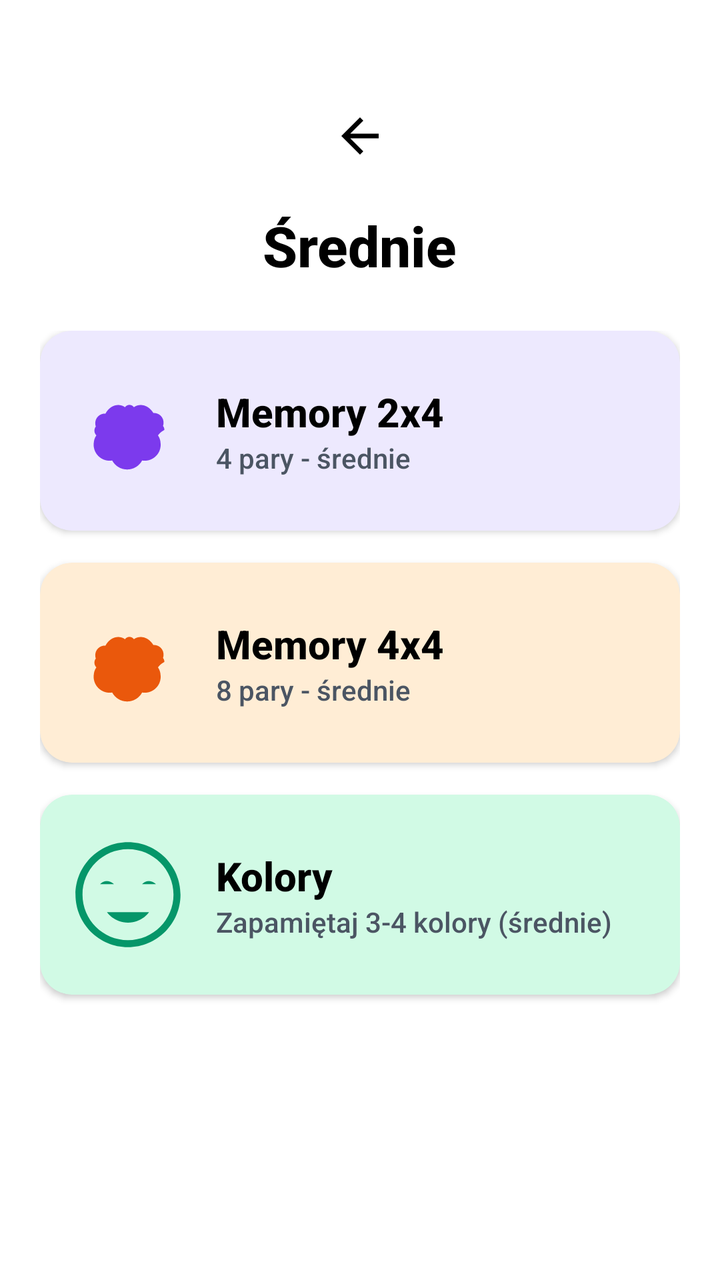
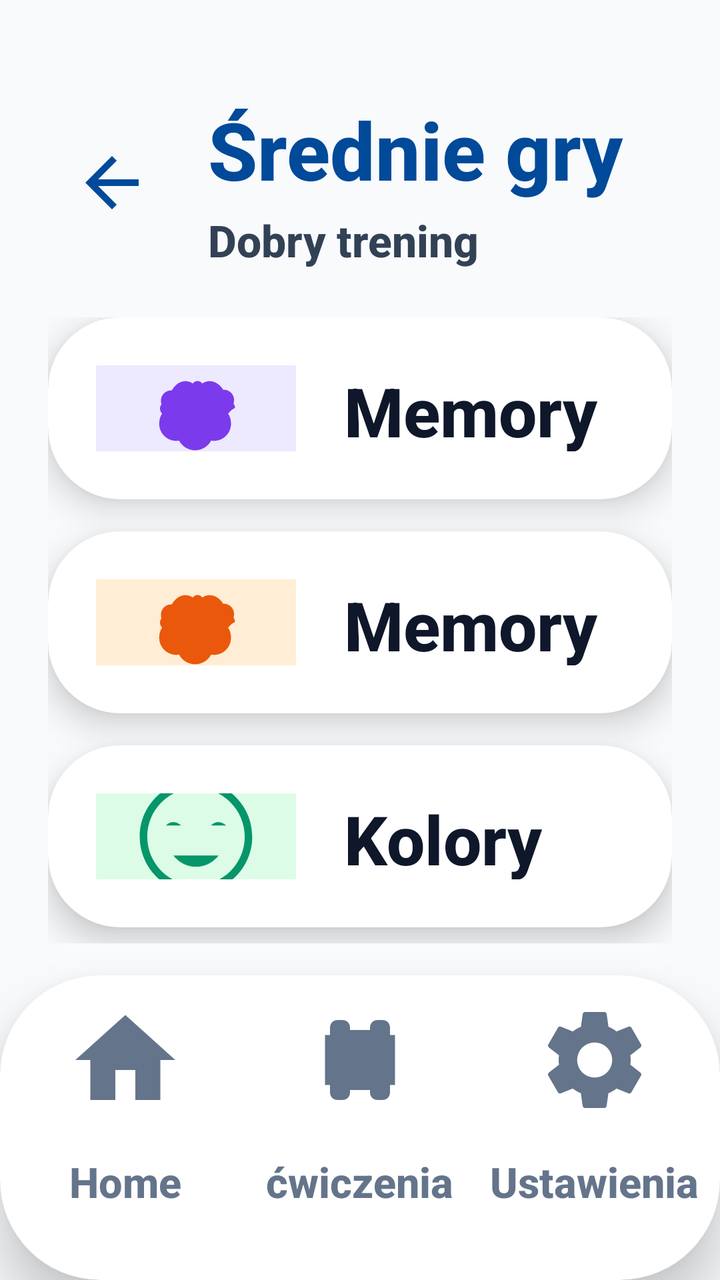

Compare the two renders of this Android layout. The source of the first and the diff that turns it into the second are given below.
<!-- AndroidManifest.xml: application theme Theme.Fitnessapp -->
<!-- res/layout/activity_medium_games.xml -->
<?xml version="1.0" encoding="utf-8"?>
<LinearLayout xmlns:android="http://schemas.android.com/apk/res/android"
    xmlns:app="http://schemas.android.com/apk/res-auto"
    android:layout_width="match_parent"
    android:layout_height="match_parent"
    android:background="@color/white"
    android:orientation="vertical"
    android:padding="20dp">

    
    <LinearLayout
        android:layout_width="match_parent"
        android:layout_height="wrap_content"
        android:gravity="center_horizontal"
        android:orientation="vertical"
        android:layout_marginTop="20dp">

        <ImageView
            android:id="@+id/btn_back"
            android:layout_width="56dp"
            android:layout_height="56dp"
            android:padding="14dp"
            android:src="@drawable/ic_back"
            app:tint="@color/black" />

        <TextView
            android:id="@+id/tv_title"
            android:layout_width="wrap_content"
            android:layout_height="wrap_content"
            android:layout_marginTop="8dp"
            android:text="Średnie"
            android:textColor="@color/black"
            android:textSize="28sp"
            android:textStyle="bold" />
    </LinearLayout>

    
    <LinearLayout
        android:layout_width="match_parent"
        android:layout_height="0dp"
        android:layout_weight="1"
        android:orientation="vertical"
        android:layout_marginTop="24dp"
        android:gravity="center_horizontal">

        
        <androidx.cardview.widget.CardView
            android:id="@+id/card_memory_2x4"
            android:layout_width="match_parent"
            android:layout_height="100dp"
            android:clickable="true"
            android:focusable="true"
            app:cardCornerRadius="16dp"
            app:cardElevation="2dp"
            app:cardBackgroundColor="@color/purple_bg"
            app:strokeColor="@color/purple_border"
            app:strokeWidth="2dp">

            <LinearLayout
                android:layout_width="match_parent"
                android:layout_height="match_parent"
                android:orientation="horizontal"
                android:padding="16dp"
                android:gravity="center_vertical">

                <ImageView
                    android:layout_width="56dp"
                    android:layout_height="56dp"
                    android:src="@drawable/ic_brain"
                    app:tint="@color/purple_icon" />

                <LinearLayout
                    android:layout_width="wrap_content"
                    android:layout_height="wrap_content"
                    android:layout_marginStart="16dp"
                    android:orientation="vertical">

                    <TextView
                        android:layout_width="wrap_content"
                        android:layout_height="wrap_content"
                        android:text="Memory 2x4"
                        android:textColor="@color/black"
                        android:textSize="20sp"
                        android:textStyle="bold" />

                    <TextView
                        android:layout_width="wrap_content"
                        android:layout_height="wrap_content"
                        android:text="4 pary - średnie"
                        android:textColor="@color/gray_text"
                        android:textSize="14sp" />
                </LinearLayout>
            </LinearLayout>
        </androidx.cardview.widget.CardView>

        
        <androidx.cardview.widget.CardView
            android:id="@+id/card_memory_4x4"
            android:layout_width="match_parent"
            android:layout_height="100dp"
            android:layout_marginTop="16dp"
            android:clickable="true"
            android:focusable="true"
            app:cardCornerRadius="16dp"
            app:cardElevation="2dp"
            app:cardBackgroundColor="@color/orange_bg"
            app:strokeColor="@color/orange_border"
            app:strokeWidth="2dp">

            <LinearLayout
                android:layout_width="match_parent"
                android:layout_height="match_parent"
                android:orientation="horizontal"
                android:padding="16dp"
                android:gravity="center_vertical">

                <ImageView
                    android:layout_width="56dp"
                    android:layout_height="56dp"
                    android:src="@drawable/ic_brain"
                    app:tint="@color/orange_icon" />

                <LinearLayout
                    android:layout_width="wrap_content"
                    android:layout_height="wrap_content"
                    android:layout_marginStart="16dp"
                    android:orientation="vertical">

                    <TextView
                        android:layout_width="wrap_content"
                        android:layout_height="wrap_content"
                        android:text="Memory 4x4"
                        android:textColor="@color/black"
                        android:textSize="20sp"
                        android:textStyle="bold" />

                    <TextView
                        android:layout_width="wrap_content"
                        android:layout_height="wrap_content"
                        android:text="8 pary - średnie"
                        android:textColor="@color/gray_text"
                        android:textSize="14sp" />
                </LinearLayout>
            </LinearLayout>
        </androidx.cardview.widget.CardView>

        
        <androidx.cardview.widget.CardView
            android:id="@+id/card_colors_medium"
            android:layout_width="match_parent"
            android:layout_height="100dp"
            android:layout_marginTop="16dp"
            android:clickable="true"
            android:focusable="true"
            app:cardCornerRadius="16dp"
            app:cardElevation="2dp"
            app:cardBackgroundColor="@color/green_bg"
            app:strokeColor="@color/green_border"
            app:strokeWidth="2dp">

            <LinearLayout
                android:layout_width="match_parent"
                android:layout_height="match_parent"
                android:orientation="horizontal"
                android:padding="16dp"
                android:gravity="center_vertical">

                <ImageView
                    android:layout_width="56dp"
                    android:layout_height="56dp"
                    android:src="@drawable/ic_mood_happy"
                    app:tint="@color/green_icon" />

                <LinearLayout
                    android:layout_width="wrap_content"
                    android:layout_height="wrap_content"
                    android:layout_marginStart="16dp"
                    android:orientation="vertical">

                    <TextView
                        android:layout_width="wrap_content"
                        android:layout_height="wrap_content"
                        android:text="Kolory"
                        android:textColor="@color/black"
                        android:textSize="20sp"
                        android:textStyle="bold" />

                    <TextView
                        android:layout_width="wrap_content"
                        android:layout_height="wrap_content"
                        android:text="Zapamiętaj 3-4 kolory (średnie)"
                        android:textColor="@color/gray_text"
                        android:textSize="14sp" />
                </LinearLayout>
            </LinearLayout>
        </androidx.cardview.widget.CardView>

    </LinearLayout>

</LinearLayout>
<!-- resources referenced by this layout -->
<resources>
  <color name="black">#FF000000</color>
  <color name="gray_text">#4B5563</color>
  <color name="green_bg">#D1FAE5</color>
  <color name="green_border">#10B981</color>
  <color name="green_icon">#059669</color>
  <color name="orange_bg">#FFEDD5</color>
  <color name="orange_border">#F97316</color>
  <color name="orange_icon">#EA580C</color>
  <color name="purple_bg">#EDE9FE</color>
  <color name="purple_border">#8B5CF6</color>
  <color name="purple_icon">#7C3AED</color>
  <color name="white">#FFFFFFFF</color>
  <!-- drawable ic_back (drawable) -->
  <vector xmlns:android="http://schemas.android.com/apk/res/android"
      android:width="24dp"
      android:height="24dp"
      android:viewportWidth="24"
      android:viewportHeight="24">
      <path
          android:fillColor="#000000"
          android:pathData="M20,11H7.83l5.59,-5.59L12,4l-8,8 8,8 1.41,-1.41L7.83,13H20v-2z"/>
  </vector>
  <!-- drawable ic_mood_happy (drawable) -->
  <vector xmlns:android="http://schemas.android.com/apk/res/android"
      android:width="64dp"
      android:height="64dp"
      android:viewportWidth="64"
      android:viewportHeight="64">
      <path
          android:fillColor="#065F46"
          android:pathData="M32,2C15.43,2 2,15.43 2,32s13.43,30 30,30 30,-13.43 30,-30S48.57,2 32,2zM32,58C17.66,58 6,46.34 6,32S17.66,6 32,6s26,11.66 26,26S46.34,58 32,58z"/>
      <path
          android:fillColor="#065F46"
          android:pathData="M24,26c0,0 -4,-4 -8,0"/>
      <path
          android:fillColor="#065F46"
          android:pathData="M48,26c0,0 -4,-4 -8,0"/>
      <path
          android:fillColor="#065F46"
          android:pathData="M32,48c8,0 12,-6 12,-6H20C20,42 24,48 32,48z"/>
  </vector>
  <style name="Theme.Fitnessapp" parent="Base.Theme.Fitnessapp" />
  <style name="Base.Theme.Fitnessapp" parent="Theme.Material3.DayNight.NoActionBar">
          
          <item name="android:fontFamily">sans-serif-medium</item>
          <item name="android:textAllCaps">false</item>
      </style>
  <!-- unchanged entries left out for length: 1 -->
</resources>

<!-- the commit's change to res/layout/activity_medium_games.xml (unified diff, before → after) -->
@@ -1,145 +1,183 @@
 <?xml version="1.0" encoding="utf-8"?>
-<LinearLayout xmlns:android="http://schemas.android.com/apk/res/android"
+<androidx.constraintlayout.widget.ConstraintLayout xmlns:android="http://schemas.android.com/apk/res/android"
     xmlns:app="http://schemas.android.com/apk/res-auto"
     android:layout_width="match_parent"
     android:layout_height="match_parent"
-    android:background="@color/white"
-    android:orientation="vertical"
-    android:padding="20dp">
+    android:background="#F8FAFC">
 
     
     <LinearLayout
+        android:id="@+id/header_container"
         android:layout_width="match_parent"
         android:layout_height="wrap_content"
-        android:gravity="center_horizontal"
-        android:orientation="vertical"
-        android:layout_marginTop="20dp">
-
-        <ImageView
+        android:orientation="horizontal"
+        android:paddingHorizontal="24dp"
+        android:paddingTop="48dp"
+        android:gravity="center_vertical"
+        app:layout_constraintTop_toTopOf="parent">
+
+        <ImageButton
             android:id="@+id/btn_back"
-            android:layout_width="56dp"
-            android:layout_height="56dp"
-            android:padding="14dp"
+            android:layout_width="64dp"
+            android:layout_height="64dp"
+            android:background="?android:attr/selectableItemBackgroundBorderless"
             android:src="@drawable/ic_back"
-            app:tint="@color/black" />
-
-        <TextView
-            android:id="@+id/tv_title"
-            android:layout_width="wrap_content"
+            app:tint="#004A99"
+            android:scaleType="fitCenter"
+            android:padding="12dp" />
+
+        <LinearLayout
+            android:layout_width="0dp"
             android:layout_height="wrap_content"
-            android:layout_marginTop="8dp"
-            android:text="Średnie"
-            android:textColor="@color/black"
-            android:textSize="28sp"
-            android:textStyle="bold" />
+            android:layout_weight="1"
+            android:orientation="vertical"
+            android:layout_marginStart="16dp">
+
+            <TextView
+                android:id="@+id/tv_title"
+                android:layout_width="match_parent"
+                android:layout_height="wrap_content"
+                android:text="Średnie gry"
+                android:textColor="#004A99"
+                android:textSize="40sp"
+                android:textStyle="bold" />
+
+            <TextView
+                android:layout_width="match_parent"
+                android:layout_height="wrap_content"
+                android:layout_marginTop="4dp"
+                android:text="Dobry trening"
+                android:textColor="#334155"
+                android:textSize="22sp"
+                android:textStyle="bold" />
+        </LinearLayout>
     </LinearLayout>
 
     
     <LinearLayout
         android:layout_width="match_parent"
         android:layout_height="0dp"
-        android:layout_weight="1"
         android:orientation="vertical"
-        android:layout_marginTop="24dp"
-        android:gravity="center_horizontal">
+        android:paddingHorizontal="24dp"
+        android:paddingTop="24dp"
+        android:paddingBottom="16dp"
+        app:layout_constraintTop_toBottomOf="@id/header_container"
+        app:layout_constraintBottom_toTopOf="@id/bottom_nav_container">
 
         
         <androidx.cardview.widget.CardView
             android:id="@+id/card_memory_2x4"
             android:layout_width="match_parent"
-            android:layout_height="100dp"
-            android:clickable="true"
-            android:focusable="true"
-            app:cardCornerRadius="16dp"
-            app:cardElevation="2dp"
-            app:cardBackgroundColor="@color/purple_bg"
-            app:strokeColor="@color/purple_border"
-            app:strokeWidth="2dp">
+            android:layout_height="0dp"
+            android:layout_weight="1"
+            android:layout_marginBottom="16dp"
+            app:cardCornerRadius="36dp"
+            app:cardElevation="10dp"
+            android:clickable="true"
+            android:focusable="true"
+            android:foreground="?android:attr/selectableItemBackground">
 
             <LinearLayout
                 android:layout_width="match_parent"
                 android:layout_height="match_parent"
+                android:gravity="center_vertical"
                 android:orientation="horizontal"
-                android:padding="16dp"
-                android:gravity="center_vertical">
-
-                <ImageView
-                    android:layout_width="56dp"
-                    android:layout_height="56dp"
-                    android:src="@drawable/ic_brain"
-                    app:tint="@color/purple_icon" />
+                android:padding="24dp">
+
+                <FrameLayout
+                    android:layout_width="100dp"
+                    android:layout_height="100dp">
+                    <View
+                        android:layout_width="match_parent"
+                        android:layout_height="match_parent"
+                        android:background="@drawable/bg_indicator_active"
+                        android:backgroundTint="#EDE9FE" />
+                    <ImageView
+                        android:layout_width="60dp"
+                        android:layout_height="60dp"
+                        android:layout_gravity="center"
+                        android:src="@drawable/ic_brain"
+                        app:tint="#7C3AED" />
+                </FrameLayout>
 
                 <LinearLayout
-                    android:layout_width="wrap_content"
+                    android:layout_width="match_parent"
                     android:layout_height="wrap_content"
-                    android:layout_marginStart="16dp"
+                    android:layout_marginStart="24dp"
                     android:orientation="vertical">
-
                     <TextView
                         android:layout_width="wrap_content"
                         android:layout_height="wrap_content"
                         android:text="Memory 2x4"
-                        android:textColor="@color/black"
-                        android:textSize="20sp"
-                        android:textStyle="bold" />
-
+                        android:textColor="#0F172A"
+                        android:textSize="34sp"
+                        android:textStyle="bold" />
                     <TextView
                         android:layout_width="wrap_content"
                         android:layout_height="wrap_content"
                         android:text="4 pary - średnie"
-                        android:textColor="@color/gray_text"
-                        android:textSize="14sp" />
+                        android:textColor="#64748B"
+                        android:textSize="22sp"
+                        android:textStyle="bold" />
                 </LinearLayout>
             </LinearLayout>
         </androidx.cardview.widget.CardView>
 
         
         <androidx.cardview.widget.CardView
-            android:id="@+id/card_memory_4x4"
+            android:id="@+id/card_memory_4x4_medium"
             android:layout_width="match_parent"
-            android:layout_height="100dp"
-            android:layout_marginTop="16dp"
-            android:clickable="true"
-            android:focusable="true"
-            app:cardCornerRadius="16dp"
-            app:cardElevation="2dp"
-            app:cardBackgroundColor="@color/orange_bg"
-            app:strokeColor="@color/orange_border"
-            app:strokeWidth="2dp">
+            android:layout_height="0dp"
+            android:layout_weight="1"
+            android:layout_marginBottom="16dp"
+            app:cardCornerRadius="36dp"
+            app:cardElevation="10dp"
+            android:clickable="true"
+            android:focusable="true"
+            android:foreground="?android:attr/selectableItemBackground">
 
             <LinearLayout
                 android:layout_width="match_parent"
                 android:layout_height="match_parent"
+                android:gravity="center_vertical"
                 android:orientation="horizontal"
-                android:padding="16dp"
-                android:gravity="center_vertical">
-
-                <ImageView
-                    android:layout_width="56dp"
-                    android:layout_height="56dp"
-                    android:src="@drawable/ic_brain"
-                    app:tint="@color/orange_icon" />
+                android:padding="24dp">
+
+                <FrameLayout
+                    android:layout_width="100dp"
+                    android:layout_height="100dp">
+                    <View
+                        android:layout_width="match_parent"
+                        android:layout_height="match_parent"
+                        android:background="@drawable/bg_indicator_active"
+                        android:backgroundTint="#FFEDD5" />
+                    <ImageView
+                        android:layout_width="60dp"
+                        android:layout_height="60dp"
+                        android:layout_gravity="center"
+                        android:src="@drawable/ic_brain"
+                        app:tint="#EA580C" />
+                </FrameLayout>
 
                 <LinearLayout
-                    android:layout_width="wrap_content"
+                    android:layout_width="match_parent"
                     android:layout_height="wrap_content"
-                    android:layout_marginStart="16dp"
+                    android:layout_marginStart="24dp"
                     android:orientation="vertical">
-
                     <TextView
                         android:layout_width="wrap_content"
                         android:layout_height="wrap_content"
                         android:text="Memory 4x4"
-                        android:textColor="@color/black"
-                        android:textSize="20sp"
-                        android:textStyle="bold" />
-
-                    <TextView
-                        android:layout_width="wrap_content"
-                        android:layout_height="wrap_content"
-                        android:text="8 pary - średnie"
-                        android:textColor="@color/gray_text"
-                        android:textSize="14sp" />
+                        android:textColor="#0F172A"
+                        android:textSize="34sp"
+                        android:textStyle="bold" />
+                    <TextView
+                        android:layout_width="wrap_content"
+                        android:layout_height="wrap_content"
+                        android:text="8 par - wyzwanie"
+                        android:textColor="#64748B"
+                        android:textSize="22sp"
+                        android:textStyle="bold" />
                 </LinearLayout>
             </LinearLayout>
         </androidx.cardview.widget.CardView>
@@ -148,53 +186,209 @@
         <androidx.cardview.widget.CardView
             android:id="@+id/card_colors_medium"
             android:layout_width="match_parent"
-            android:layout_height="100dp"
-            android:layout_marginTop="16dp"
-            android:clickable="true"
-            android:focusable="true"
-            app:cardCornerRadius="16dp"
-            app:cardElevation="2dp"
-            app:cardBackgroundColor="@color/green_bg"
-            app:strokeColor="@color/green_border"
-            app:strokeWidth="2dp">
+            android:layout_height="0dp"
+            android:layout_weight="1"
+            android:layout_marginBottom="8dp"
+            app:cardCornerRadius="36dp"
+            app:cardElevation="10dp"
+            android:clickable="true"
+            android:focusable="true"
+            android:foreground="?android:attr/selectableItemBackground">
 
             <LinearLayout
                 android:layout_width="match_parent"
                 android:layout_height="match_parent"
+                android:gravity="center_vertical"
                 android:orientation="horizontal"
-                android:padding="16dp"
-                android:gravity="center_vertical">
-
-                <ImageView
-                    android:layout_width="56dp"
-                    android:layout_height="56dp"
-                    android:src="@drawable/ic_mood_happy"
-                    app:tint="@color/green_icon" />
+                android:padding="24dp">
+
+                <FrameLayout
+                    android:layout_width="100dp"
+                    android:layout_height="100dp">
+                    <View
+                        android:layout_width="match_parent"
+                        android:layout_height="match_parent"
+                        android:background="@drawable/bg_indicator_active"
+                        android:backgroundTint="#DCFCE7" />
+                    <ImageView
+                        android:layout_width="60dp"
+                        android:layout_height="60dp"
+                        android:layout_gravity="center"
+                        android:src="@drawable/ic_mood_happy"
+                        app:tint="#059669" />
+                </FrameLayout>
 
                 <LinearLayout
-                    android:layout_width="wrap_content"
+                    android:layout_width="match_parent"
                     android:layout_height="wrap_content"
-                    android:layout_marginStart="16dp"
+                    android:layout_marginStart="24dp"
                     android:orientation="vertical">
-
                     <TextView
                         android:layout_width="wrap_content"
                         android:layout_height="wrap_content"
                         android:text="Kolory"
-                        android:textColor="@color/black"
-                        android:textSize="20sp"
-                        android:textStyle="bold" />
-
-                    <TextView
-                        android:layout_width="wrap_content"
-                        android:layout_height="wrap_content"
-                        android:text="Zapamiętaj 3-4 kolory (średnie)"
-                        android:textColor="@color/gray_text"
-                        android:textSize="14sp" />
+                        android:textColor="#0F172A"
+                        android:textSize="34sp"
+                        android:textStyle="bold" />
+                    <TextView
+                        android:layout_width="wrap_content"
+                        android:layout_height="wrap_content"
+                        android:text="Dynamiczne tempo"
+                        android:textColor="#64748B"
+                        android:textSize="22sp"
+                        android:textStyle="bold" />
                 </LinearLayout>
             </LinearLayout>
         </androidx.cardview.widget.CardView>
 
     </LinearLayout>
 
-</LinearLayout>
+    <include
+        android:id="@+id/bottom_nav_container"
+        layout="@layout/layout_bottom_nav"
+        android:layout_width="match_parent"
+        android:layout_height="wrap_content"
+        app:layout_constraintBottom_toBottomOf="parent" />
+
+</androidx.constraintlayout.widget.ConstraintLayout>
+<!-- res/layout/layout_bottom_nav.xml (included above) -->
+<?xml version="1.0" encoding="utf-8"?>
+<androidx.cardview.widget.CardView xmlns:android="http://schemas.android.com/apk/res/android"
+    xmlns:app="http://schemas.android.com/apk/res-auto"
+    android:id="@+id/bottom_nav_container"
+    android:layout_width="match_parent"
+    android:layout_height="210dp"
+    app:cardCornerRadius="50dp"
+    app:cardElevation="16dp"
+    android:layout_marginBottom="-35dp">
+
+    <LinearLayout
+        android:layout_width="match_parent"
+        android:layout_height="match_parent"
+        android:orientation="horizontal"
+        android:paddingBottom="35dp"
+        android:paddingHorizontal="4dp"
+        android:gravity="bottom">
+
+        
+        <LinearLayout
+            android:id="@+id/nav_home"
+            android:layout_width="0dp"
+            android:layout_height="match_parent"
+            android:layout_weight="1"
+            android:gravity="center"
+            android:orientation="vertical"
+            android:clickable="true"
+            android:focusable="true"
+            android:background="?android:attr/selectableItemBackground">
+
+            <androidx.cardview.widget.CardView
+                android:id="@+id/nav_home_indicator"
+                android:layout_width="120dp"
+                android:layout_height="85dp"
+                app:cardCornerRadius="30dp"
+                app:cardElevation="0dp"
+                app:cardBackgroundColor="@android:color/transparent">
+                <ImageView
+                    android:id="@+id/nav_home_icon"
+                    android:layout_width="60dp"
+                    android:layout_height="60dp"
+                    android:layout_gravity="center"
+                    android:src="@drawable/ic_home"
+                    app:tint="#64748B" />
+            </androidx.cardview.widget.CardView>
+            <TextView
+                android:id="@+id/nav_home_text"
+                android:layout_width="wrap_content"
+                android:layout_height="wrap_content"
+                android:text="Home"
+                android:textColor="#64748B"
+                android:textStyle="bold"
+                android:textSize="21sp"
+                android:maxLines="1"
+                android:ellipsize="none"
+                android:layout_marginTop="4dp" />
+        </LinearLayout>
+
+        
+        <LinearLayout
+            android:id="@+id/nav_plan"
+            android:layout_width="0dp"
+            android:layout_height="match_parent"
+            android:layout_weight="1"
+            android:gravity="center"
+            android:orientation="vertical"
+            android:clickable="true"
+            android:focusable="true"
+            android:background="?android:attr/selectableItemBackground">
+
+            <androidx.cardview.widget.CardView
+                android:id="@+id/nav_plan_indicator"
+                android:layout_width="120dp"
+                android:layout_height="85dp"
+                app:cardCornerRadius="30dp"
+                app:cardElevation="0dp"
+                app:cardBackgroundColor="@android:color/transparent">
+                <ImageView
+                    android:id="@+id/nav_plan_icon"
+                    android:layout_width="60dp"
+                    android:layout_height="60dp"
+                    android:layout_gravity="center"
+                    android:src="@drawable/ic_dumbbell"
+                    app:tint="#64748B" />
+            </androidx.cardview.widget.CardView>
+            <TextView
+                android:id="@+id/nav_plan_text"
+                android:layout_width="wrap_content"
+                android:layout_height="wrap_content"
+                android:text="ćwiczenia"
+                android:textColor="#64748B"
+                android:textStyle="bold"
+                android:textSize="21sp"
+                android:maxLines="1"
+                android:ellipsize="none"
+                android:layout_marginTop="4dp" />
+        </LinearLayout>
+
+        
+        <LinearLayout
+            android:id="@+id/nav_settings"
+            android:layout_width="0dp"
+            android:layout_height="match_parent"
+            android:layout_weight="1"
+            android:gravity="center"
+            android:orientation="vertical"
+            android:clickable="true"
+            android:focusable="true"
+            android:background="?android:attr/selectableItemBackground">
+
+            <androidx.cardview.widget.CardView
+                android:id="@+id/nav_settings_indicator"
+                android:layout_width="120dp"
+                android:layout_height="85dp"
+                app:cardCornerRadius="30dp"
+                app:cardElevation="0dp"
+                app:cardBackgroundColor="@android:color/transparent">
+                <ImageView
+                    android:id="@+id/nav_settings_icon"
+                    android:layout_width="60dp"
+                    android:layout_height="60dp"
+                    android:layout_gravity="center"
+                    android:src="@drawable/ic_settings"
+                    app:tint="#64748B" />
+            </androidx.cardview.widget.CardView>
+            <TextView
+                android:id="@+id/nav_settings_text"
+                android:layout_width="wrap_content"
+                android:layout_height="wrap_content"
+                android:text="Ustawienia"
+                android:textColor="#64748B"
+                android:textStyle="bold"
+                android:textSize="21sp"
+                android:maxLines="1"
+                android:ellipsize="none"
+                android:layout_marginTop="4dp" />
+        </LinearLayout>
+
+    </LinearLayout>
+</androidx.cardview.widget.CardView>
<!-- resource entries referenced after the edit -->
@@ -1,17 +1,12 @@
 <!-- resources referenced by this layout -->
 <resources>
-  <color name="black">#FF000000</color>
-  <color name="gray_text">#4B5563</color>
-  <color name="green_bg">#D1FAE5</color>
-  <color name="green_border">#10B981</color>
-  <color name="green_icon">#059669</color>
-  <color name="orange_bg">#FFEDD5</color>
-  <color name="orange_border">#F97316</color>
-  <color name="orange_icon">#EA580C</color>
-  <color name="purple_bg">#EDE9FE</color>
-  <color name="purple_border">#8B5CF6</color>
-  <color name="purple_icon">#7C3AED</color>
-  <color name="white">#FFFFFFFF</color>
+  <!-- drawable bg_indicator_active (drawable) -->
+  <?xml version="1.0" encoding="utf-8"?>
+  <shape xmlns:android="http://schemas.android.com/apk/res/android"
+      android:shape="rectangle">
+      <solid android:color="@color/blue_primary" />
+      <corners android:radius="4dp" />
+  </shape>
   <!-- drawable ic_back (drawable) -->
   <vector xmlns:android="http://schemas.android.com/apk/res/android"
       android:width="24dp"
@@ -21,6 +16,26 @@
       <path
           android:fillColor="#000000"
           android:pathData="M20,11H7.83l5.59,-5.59L12,4l-8,8 8,8 1.41,-1.41L7.83,13H20v-2z"/>
+  </vector>
+  <!-- drawable ic_dumbbell (drawable) -->
+  <vector xmlns:android="http://schemas.android.com/apk/res/android"
+      android:width="24dp"
+      android:height="24dp"
+      android:viewportWidth="24"
+      android:viewportHeight="24">
+      <path
+          android:fillColor="#000000"
+          android:pathData="M18,18.5V17H19V7H18V5.5A1.5,1.5 0,0 0,16.5 4H15.5A1.5,1.5 0,0 0,14 5.5V6H10V5.5A1.5,1.5 0,0 0,8.5 4H7.5A1.5,1.5 0,0 0,6 5.5V7H5V17H6V18.5A1.5,1.5 0,0 0,7.5 20H8.5A1.5,1.5 0,0 0,10 18.5V18H14V18.5A1.5,1.5 0,0 0,15.5 20H16.5A1.5,1.5 0,0 0,18 18.5Z"/>
+  </vector>
+  <!-- drawable ic_home (drawable) -->
+  <vector xmlns:android="http://schemas.android.com/apk/res/android"
+      android:width="24dp"
+      android:height="24dp"
+      android:viewportWidth="24"
+      android:viewportHeight="24">
+      <path
+          android:fillColor="#FF000000"
+          android:pathData="M10,20V14H14V20H19V12H22L12,3L2,12H5V20H10Z" />
   </vector>
   <!-- drawable ic_mood_happy (drawable) -->
   <vector xmlns:android="http://schemas.android.com/apk/res/android"
@@ -41,7 +56,18 @@
           android:fillColor="#065F46"
           android:pathData="M32,48c8,0 12,-6 12,-6H20C20,42 24,48 32,48z"/>
   </vector>
+  <!-- drawable ic_settings (drawable) -->
+  <vector xmlns:android="http://schemas.android.com/apk/res/android"
+      android:width="24dp"
+      android:height="24dp"
+      android:viewportWidth="24"
+      android:viewportHeight="24">
+      <path
+          android:fillColor="@android:color/white"
+          android:pathData="M19.14,12.94c0.04,-0.3 0.06,-0.61 0.06,-0.94c0,-0.32 -0.02,-0.64 -0.07,-0.94l2.03,-1.58c0.18,-0.14 0.23,-0.41 0.12,-0.61l-1.92,-3.32c-0.12,-0.22 -0.37,-0.29 -0.59,-0.22l-2.39,0.96c-0.5,-0.38 -1.03,-0.7 -1.62,-0.94L14.4,2.81c-0.04,-0.24 -0.24,-0.41 -0.48,-0.41h-3.84c-0.24,0 -0.43,0.17 -0.47,0.41L9.25,5.35C8.66,5.59 8.13,5.91 7.63,6.29L5.24,5.33c-0.22,-0.08 -0.47,0 -0.59,0.22L2.74,8.87C2.62,9.08 2.66,9.34 2.84,9.48l2.03,1.58C4.82,11.36 4.8,11.68 4.8,12c0,0.32 0.02,0.64 0.07,0.94l-2.03,1.58c-0.18,0.14 -0.23,0.41 -0.12,0.61l1.92,3.32c0.12,0.22 0.37,0.29 0.59,0.22l2.39,-0.96c0.5,0.38 1.03,0.7 1.62,0.94l0.36,2.54c0.05,0.24 0.24,0.41 0.48,0.41h3.84c0.24,0 0.44,-0.17 0.47,-0.41l0.36,-2.54c0.59,-0.24 1.13,-0.56 1.62,-0.94l2.39,0.96c0.22,0.08 0.47,0 0.59,-0.22l1.92,-3.32c0.12,-0.22 0.07,-0.47 -0.12,-0.61l-2.01,-1.58zM12,15.5c-1.93,0 -3.5,-1.57 -3.5,-3.5s1.57,-3.5 3.5,-3.5s3.5,1.57 3.5,3.5s-1.57,3.5 -3.5,3.5z"/>
+  </vector>
   <style name="Theme.Fitnessapp" parent="Base.Theme.Fitnessapp" />
+  <color name="blue_primary">#2563EB</color>
   <style name="Base.Theme.Fitnessapp" parent="Theme.Material3.DayNight.NoActionBar">
           
           <item name="android:fontFamily">sans-serif-medium</item>
